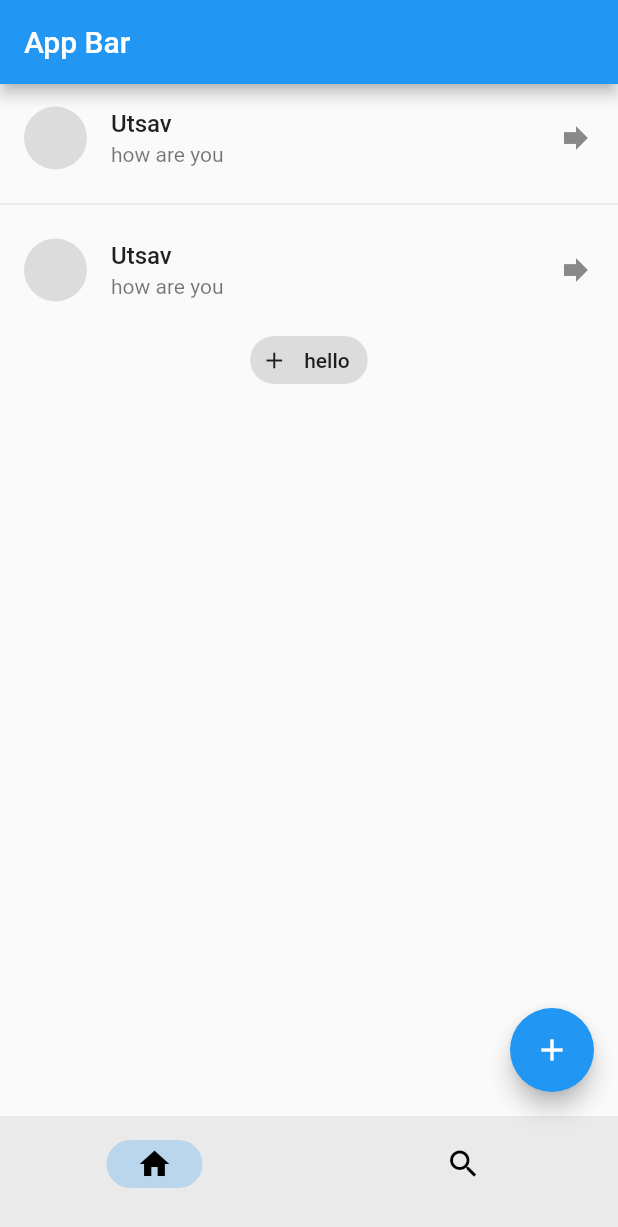
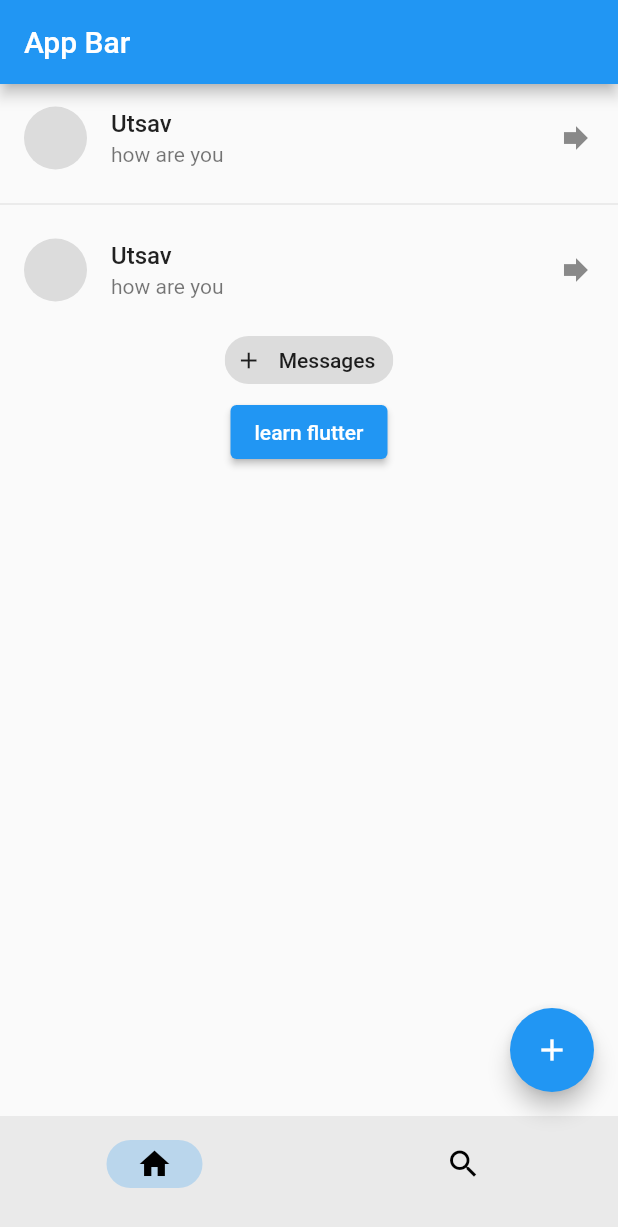
Before and after one commit to ilutsav/flutterpractise, a Flutter app: the screen it shows after launch, on a phone screen of 412 x 824 dp. Shown: the top 1227 px of the screen. Run offline on Flutter 3.47's test engine with Material 2 defaults, Android fonts, the light colour scheme and no system bars.

Commit message:
new widgets added and learned to use dummy data

```diff
--- a/lib/main.dart
+++ b/lib/main.dart
@@ -1,4 +1,5 @@
 import 'package:flutter/material.dart';
+import 'package:practiseapp/learn_flutter_page.dart';
 
 void main() {
   runApp(const MyApp());
@@ -17,13 +18,52 @@ class MyApp extends StatelessWidget {
         ),
         floatingActionButton: FloatingActionButton(
           onPressed: () {
-            debugPrint('pressed.');
+            debugPrint('pressed .');
           },
           child: const Icon(Icons.add),
         ),
-        body: Column(
+        body: Builder(builder: (context) {
+          return Column(
             children: [
-            ListTile(
+              const msgBox(),
+              const Divider(),
+              const msgBox(),
+              const Chip(
+                label: Text('Messages'),
+                avatar: Icon(Icons.add),
+              ),
+              Center(
+                child: ElevatedButton(
+                  // Within the `FirstRoute` widget
+                  onPressed: () {
+                    Navigator.push(
+                        context,
+                        MaterialPageRoute(
+                            builder: (context) => const HomePage()));
+                  },
+                  child: const Text('learn flutter'),
+                ),
+              ),
+            ],
+          );
+        }),
+        bottomNavigationBar: NavigationBar(destinations: const [
+          NavigationDestination(icon: Icon(Icons.home), label: ''),
+          NavigationDestination(icon: Icon(Icons.search), label: '')
+        ]),
+      ),
+    );
+  }
+}
+
+class msgBox extends StatelessWidget {
+  const msgBox({
+    super.key,
+  });
+
+  @override
+  Widget build(BuildContext context) {
+    return ListTile(
       title: const Text(
         'Utsav',
         style: TextStyle(fontSize: 16, fontWeight: FontWeight.w500),
@@ -38,35 +78,6 @@ class MyApp extends StatelessWidget {
         ),
       ),
       trailing: const Icon(Icons.forward),
-            ),
-            const Divider(),
-            ListTile(
-              title: const Text(
-                'Utsav',
-                style: TextStyle(fontSize: 16, fontWeight: FontWeight.w500),
-              ),
-              subtitle: const Text('how are you'),
-              leading: Container(
-                width: 42,
-                height: 42,
-                decoration: BoxDecoration(
-                  borderRadius: BorderRadius.circular(48),
-                  color: Colors.black12,
-                ),
-              ),
-              trailing: const Icon(Icons.forward),
-            ),
-            const Chip(
-              label: Text('hello'),
-              avatar: Icon(Icons.add),
-            ),
-          ],
-        ),
-        bottomNavigationBar: NavigationBar(destinations: const [
-          NavigationDestination(icon: Icon(Icons.home), label: ''),
-          NavigationDestination(icon: Icon(Icons.search), label: '')
-        ]),
-      ),
     );
   }
 }
```
Also changed, not shown: lib/helper/dummy_data.dart (added, +88 -0 lines), lib/learn_flutter_page.dart (added, +74 -0 lines), lib/model/details_model.dart (added, +10 -0 lines). Lines whose indentation alone changed are shown as unchanged.
